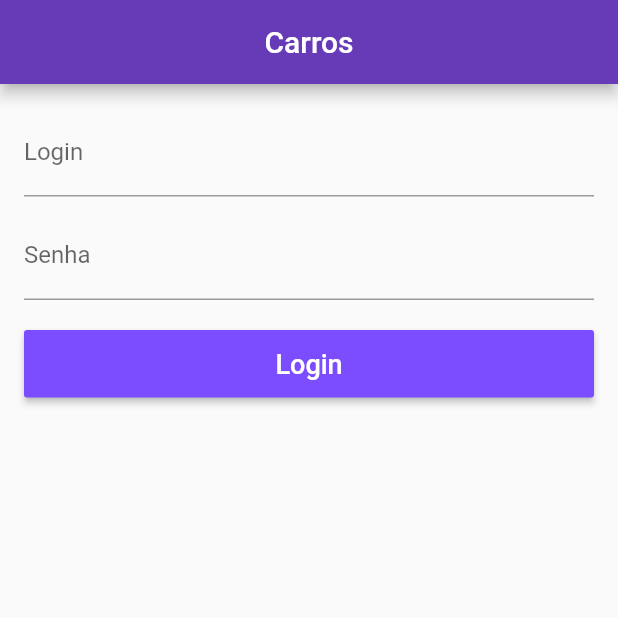
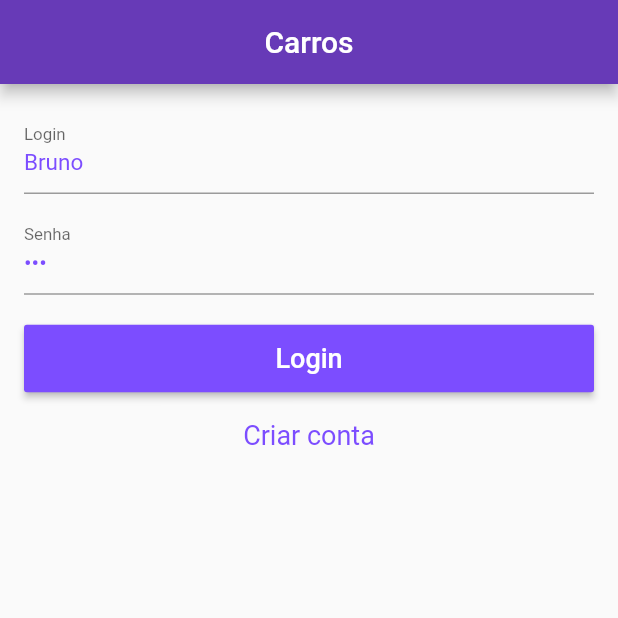
Before and after one commit to brunopfsilva/carros_app, a Flutter app: the screen it shows after launch, after a tap on "Login", on a phone screen of 412 x 824 dp, the top half of it. Run offline on Flutter 3.47's test engine with Material 2 defaults, Android fonts, the phone set to English and light mode, and no system bars.

```diff
--- a/lib/pages/login_page.dart
+++ b/lib/pages/login_page.dart
@@ -1,7 +1,24 @@
 import 'package:flutter/material.dart';
 
+class loginPage extends StatefulWidget {
+  @override
+  _loginPageState createState() => _loginPageState();
+}
 
-class loginPage extends StatelessWidget {
+class _loginPageState extends State<loginPage> {
+  final tlogin = TextEditingController(text: "Bruno");
+
+  final tsenha = TextEditingController(text: "123");
+
+  final _formkey = GlobalKey<FormState>();
+
+  final _focusSenha = FocusNode();
+
+  @override
+  void initState() {
+    super.initState();
+  }
+
   @override
   Widget build(BuildContext context) {
     return Scaffold(
@@ -14,39 +31,107 @@ class loginPage extends StatelessWidget {
   }
 
   _body() {
-    return Padding(
+    return Form(
+      key: _formkey,
+      child: Padding(
         padding: const EdgeInsets.all(16.0),
         child: ListView(
-
           children: <Widget>[
-          TextFormField(
-            decoration: InputDecoration(
-              labelText: "Login",
-              hintText: "Digite o login"
+            textFormFieldLogin("Login", "Digite o login",
+              controller: tlogin,
+              validator: _validatorlogin,
+              keyboardType: TextInputType.emailAddress,
+              textInputAction: TextInputAction.next,),
+            SizedBox(height: 10.0),
+            textFormFieldLogin("Senha", "Digite sua senha",
+              password: true,
+              controller: tsenha,
+              validator: _validatorSenha,
+              keyboardType: TextInputType.number,focusNode: _focusSenha,),
+            SizedBox(height: 20.0),
+            button("Login", _onClickLogin),
+            SizedBox(height: 18.0),
+            Center(
+                child: Text(
+                  "Criar conta",
+                  style: TextStyle(fontSize: 18, color: Colors.deepPurpleAccent),
+                )),
+          ],
         ),
       ),
-          SizedBox(height: 10.0),
-          TextFormField(
-            decoration: InputDecoration(
-                labelText: "Senha",
-                hintText: "Digite a senha"
-            ),
-            obscureText: true,
-          ),
-          SizedBox(height: 20.0),
-          Container(
+    );
+  }
+
+  Container button(String text, Function onpressed) {
+    return Container(
       height: 45.0,
       child: RaisedButton(
         color: Colors.deepPurpleAccent,
-              child: Text("Login",style: TextStyle(fontSize: 18,color: Colors.white),),
-              onPressed: (){
-
-              },
+        child: Text(
+          text,
+          style: TextStyle(fontSize: 18, color: Colors.white),
         ),
-          )
-        ],
-
+        onPressed: onpressed,
       ),
     );
   }
+
+  TextFormField textFormFieldLogin(
+      String label,
+      String hint, {
+        bool password = false,
+        TextEditingController controller,
+        FormFieldValidator<String> validator,
+        TextInputType keyboardType,
+        TextInputAction textInputAction,
+        FocusNode focusNode,
+
+      }) {
+    return TextFormField(
+      controller: controller,
+      obscureText: password,
+      validator: validator,
+      keyboardType: keyboardType,
+      textInputAction: TextInputAction.next,
+      focusNode: focusNode,
+      onFieldSubmitted: (String text){
+        FocusScope.of(context).requestFocus(_focusSenha);
+      },
+      decoration: InputDecoration(
+        labelText: label,
+        hintText: hint,
+      ),
+      style: TextStyle(fontSize: 15, color: Colors.deepPurpleAccent),
+    );
   }
+
+  _onClickLogin() {
+    bool formOk = _formkey.currentState.validate();
+
+    //se o formulario nao for valido nao deixa segui em frente
+    if (!formOk) {
+      return;
+    }
+
+    String login = tlogin.text;
+    String senha = tsenha.text;
+  }
+
+  String _validatorlogin(String text) {
+    if (text.isEmpty) {
+      return "Por favor preencha o campo login";
+    } else
+      return null;
+  }
+
+  String _validatorSenha(String text) {
+    if (text.isEmpty) {
+      return "Por favor preencha o campo senha";
+    }
+    if (text.length > 3) {
+      return "A senha nao pode ser menor que 3 caracters";
+    } else {
+      return null;
+    }
+  }
+}
```
Lines whose indentation alone changed are shown as unchanged.
